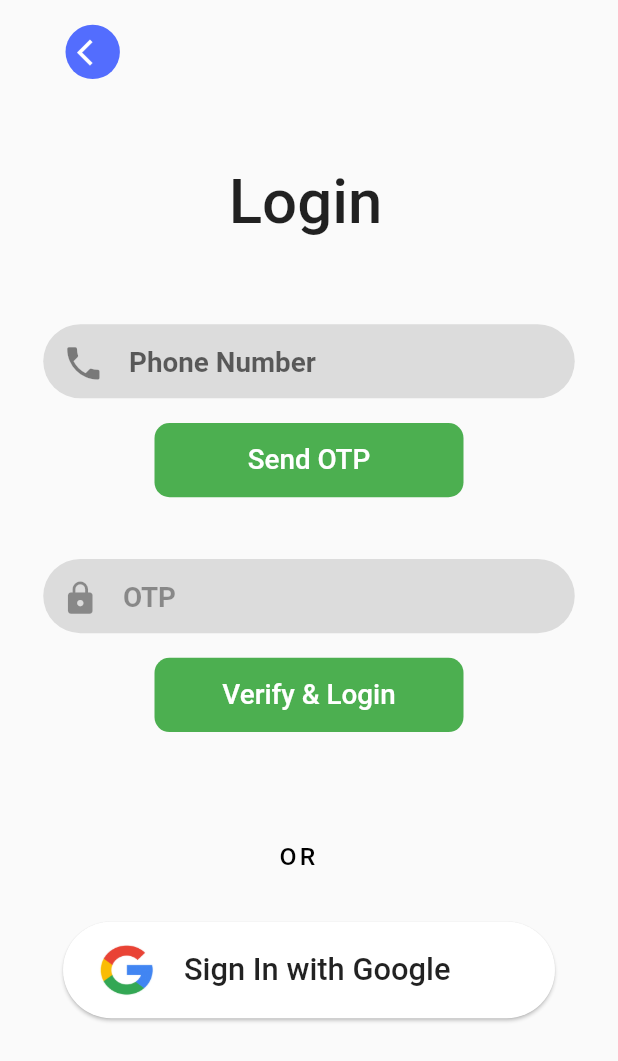
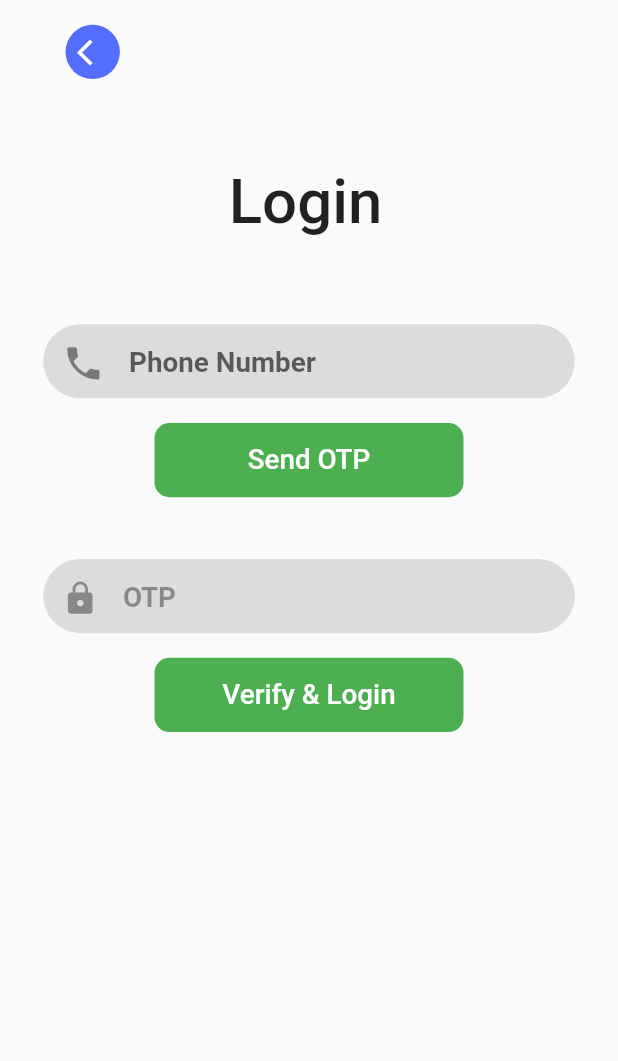
Before and after one commit to devanshhooda/fabo_example, a Flutter app: the PhoneNumber screen opened directly, after a tap on "Send OTP", after a tap on "Login.", on a phone screen of 412 x 824 dp. Shown: the top 1061 px of the screen. Run offline on Flutter 3.47's test engine with Material 2 defaults, Android fonts, the phone set to English and light mode, and no system bars; our stand-ins replace shared_preferences; accounts and stored records are empty; statements that could not run were skipped.

Commit message:
some quick fixes for layout

```diff
--- a/lib/main.dart
+++ b/lib/main.dart
@@ -49,7 +49,7 @@ class PrizeyCustomerApp extends StatelessWidget {
         debugShowCheckedModeBanner: false,
         theme: ThemeData(
           primarySwatch: Colors.indigo,
-          primaryColor: Colors.indigoAccent,
+          primaryColor: Colors.black,
         ),
         home: LoginCheck(),
       ),
--- a/lib/services/userSignUp.dart
+++ b/lib/services/userSignUp.dart
@@ -218,7 +218,6 @@ class UserAuth with ChangeNotifier {
   }
 
   String getCategoriesStatus, getProdeuctsStatus;
-  // String categoryId, productId;
   int noOfCategories;
 
   Future<List<CategoriesModel>> getCategories() async {
@@ -231,7 +230,6 @@ class UserAuth with ChangeNotifier {
       http.Response response =
           await http.get(categoryUrl, headers: <String, String>{
         'Authorization': 'jwt ' + token
-        // 'Authorization': 'jwt ' + _auth.token
       });
       var data = json.decode(response.body);
       List _categories;
@@ -263,7 +261,6 @@ class UserAuth with ChangeNotifier {
       http.Response response =
           await http.get(categoryUrl, headers: <String, String>{
         'Authorization': 'jwt ' + token
-        // 'Authorization': 'jwt ' + _auth.token
       });
       var data = json.decode(response.body);
       print(data);
--- a/lib/views/screens/loginPage.dart
+++ b/lib/views/screens/loginPage.dart
@@ -9,7 +9,7 @@ import 'numberSignUp.dart';
 TextStyle inputTextStyle = TextStyle(
     fontSize: SizeConfig.safeBlockHorizontal * 4.5,
     fontWeight: FontWeight.w600,
-    color: Colors.indigoAccent);
+    color: Colors.black);
 
 TextStyle hintStyle = TextStyle(fontSize: SizeConfig.safeBlockHorizontal * 4.5);
 
@@ -22,30 +22,28 @@ class _LoginPageState extends State<LoginPage> {
   TextEditingController _phNum = new TextEditingController();
   TextEditingController _otp = new TextEditingController();
 
-  // String errorMsg = "";
-
   Color phnClr = Colors.black12;
   Color passClr = Colors.black12;
   bool isOtpSent = false;
-  void phoneChangeColor(String input) {
-    setState(() {
-      if (input.isNotEmpty) {
-        phnClr = Colors.red[100];
-      } else {
-        phnClr = Colors.black12;
-      }
-    });
-  }
+  // void phoneChangeColor(String input) {
+  //   setState(() {
+  //     if (input.isNotEmpty) {
+  //       phnClr = Colors.red[100];
+  //     } else {
+  //       phnClr = Colors.black12;
+  //     }
+  //   });
+  // }
 
-  void passChangeColor(String input) {
-    setState(() {
-      if (input.isNotEmpty) {
-        passClr = Colors.red[100];
-      } else {
-        passClr = Colors.black12;
-      }
-    });
-  }
+  // void passChangeColor(String input) {
+  //   setState(() {
+  //     if (input.isNotEmpty) {
+  //       passClr = Colors.red[100];
+  //     } else {
+  //       passClr = Colors.black12;
+  //     }
+  //   });
+  // }
 
   @override
   Widget build(BuildContext context) {
@@ -116,10 +114,10 @@ class _LoginPageState extends State<LoginPage> {
                         size: SizeConfig.safeBlockVertical * 3.5,
                       ),
                     ),
-                    onChanged: (String phn) {
-                      phn = _phNum.text;
-                      phoneChangeColor(phn);
-                    },
+                    // onChanged: (String phn) {
+                    //   phn = _phNum.text;
+                    //   phoneChangeColor(phn);
+                    // },
                   )),
             ),
             SizedBox(
@@ -183,10 +181,10 @@ class _LoginPageState extends State<LoginPage> {
                       size: SizeConfig.safeBlockVertical * 3,
                     ),
                   ),
-                  onChanged: (String otp) {
-                    otp = _otp.text;
-                    passChangeColor(otp);
-                  },
+                  // onChanged: (String otp) {
+                  //   otp = _otp.text;
+                  //   passChangeColor(otp);
+                  // },
                 ),
               ),
             ),
@@ -245,63 +243,6 @@ class _LoginPageState extends State<LoginPage> {
                 style: TextStyle(color: Colors.red),
               ),
             ),
-            SizedBox(
-              height: SizeConfig.safeBlockVertical * 3,
-            ),
-            new Container(
-              padding:
-                  EdgeInsets.only(left: SizeConfig.safeBlockHorizontal * 45),
-              child: new Text(
-                'OR',
-                style: TextStyle(
-                    fontSize: SizeConfig.safeBlockHorizontal * 4,
-                    letterSpacing: 2,
-                    fontWeight: FontWeight.w500,
-                    color: Colors.black),
-              ),
-            ),
-            SizedBox(
-              height: SizeConfig.safeBlockVertical * 4,
-            ),
-            new Container(
-                height: SizeConfig.blockSizeVertical * 8,
-                padding: EdgeInsets.only(
-                    left: SizeConfig.safeBlockHorizontal * 10,
-                    right: SizeConfig.safeBlockHorizontal * 10),
-                decoration: BoxDecoration(
-                  borderRadius: BorderRadius.circular(40),
-                ),
-                child: new Card(
-                  margin: EdgeInsets.all(SizeConfig.safeBlockHorizontal * 0.2),
-                  shape: RoundedRectangleBorder(
-                      borderRadius: BorderRadius.circular(40)),
-                  child: new MaterialButton(
-                    padding: EdgeInsets.all(SizeConfig.safeBlockHorizontal * 3),
-                    onPressed: () => print('Google Sign In method'),
-                    child: new Row(
-                      children: <Widget>[
-                        new CircleAvatar(
-                          radius: 30,
-                          backgroundColor: Colors.white,
-                          child: new Image.asset(
-                            'assets/gLogo.png',
-                            height: SizeConfig.blockSizeVertical * 5,
-                            width: SizeConfig.blockSizeHorizontal * 13.5,
-                            fit: BoxFit.fill,
-                          ),
-                        ),
-                        Padding(
-                            padding: EdgeInsets.only(
-                                left: SizeConfig.safeBlockHorizontal * 2)),
-                        new Text(
-                          'Sign In with Google',
-                          style: TextStyle(
-                              fontSize: SizeConfig.safeBlockHorizontal * 5),
-                        )
-                      ],
-                    ),
-                  ),
-                )),
           ],
         ),
       ),
--- a/lib/views/screens/numberSignUp.dart
+++ b/lib/views/screens/numberSignUp.dart
@@ -17,15 +17,15 @@ class _PhoneNumberState extends State<PhoneNumber> {
       fontSize: SizeConfig.safeBlockHorizontal * 4, color: Colors.blue);
   Color nmbrClr = Colors.black12;
 
-  void changePhoneNumberColor(String input) {
-    setState(() {
-      if (input.isNotEmpty) {
-        nmbrClr = Colors.red[100];
-      } else {
-        nmbrClr = Colors.black12;
-      }
-    });
-  }
+  // void changePhoneNumberColor(String input) {
+  //   setState(() {
+  //     if (input.isNotEmpty) {
+  //       nmbrClr = Colors.red[100];
+  //     } else {
+  //       nmbrClr = Colors.black12;
+  //     }
+  //   });
+  // }
 
   // void detectError() {
   //   setState(() {
@@ -126,10 +126,10 @@ class _PhoneNumberState extends State<PhoneNumber> {
                               Icons.phone,
                               size: SizeConfig.safeBlockVertical * 3,
                             )),
-                        onChanged: (String nmbr) {
-                          nmbr = _number.text;
-                          changePhoneNumberColor(nmbr);
-                        },
+                        // onChanged: (String nmbr) {
+                        //   nmbr = _number.text;
+                        //   changePhoneNumberColor(nmbr);
+                        // },
                       ),
                     )),
                 SizedBox(
@@ -178,62 +178,6 @@ class _PhoneNumberState extends State<PhoneNumber> {
                 SizedBox(
                   height: SizeConfig.safeBlockVertical * 2,
                 ),
-                new Container(
-                  padding: EdgeInsets.only(
-                      left: SizeConfig.safeBlockHorizontal * 45),
-                  child: new Text(
-                    'OR',
-                    style: TextStyle(
-                        fontSize: SizeConfig.safeBlockHorizontal * 4,
-                        letterSpacing: 2,
-                        fontWeight: FontWeight.w500,
-                        color: Colors.black),
-                  ),
-                ),
-                SizedBox(
-                  height: SizeConfig.safeBlockVertical * 2,
-                ),
-                new Container(
-                    height: SizeConfig.blockSizeVertical * 8,
-                    padding: EdgeInsets.only(
-                        left: SizeConfig.safeBlockHorizontal * 10,
-                        right: SizeConfig.safeBlockHorizontal * 10),
-                    decoration: BoxDecoration(
-                      borderRadius: BorderRadius.circular(40),
-                    ),
-                    child: new Card(
-                      margin:
-                          EdgeInsets.all(SizeConfig.safeBlockHorizontal * 0.2),
-                      shape: RoundedRectangleBorder(
-                          borderRadius: BorderRadius.circular(40)),
-                      child: new MaterialButton(
-                        padding:
-                            EdgeInsets.all(SizeConfig.safeBlockHorizontal * 3),
-                        onPressed: () => print('Google Sign In method'),
-                        child: new Row(
-                          children: <Widget>[
-                            new CircleAvatar(
-                              radius: 30,
-                              backgroundColor: Colors.white,
-                              child: new Image.asset(
-                                'assets/gLogo.png',
-                                height: SizeConfig.blockSizeVertical * 5,
-                                width: SizeConfig.blockSizeHorizontal * 13.5,
-                                fit: BoxFit.fill,
-                              ),
-                            ),
-                            Padding(
-                                padding: EdgeInsets.only(
-                                    left: SizeConfig.safeBlockHorizontal * 2)),
-                            new Text(
-                              'Sign In with Google',
-                              style: TextStyle(
-                                  fontSize: SizeConfig.safeBlockHorizontal * 5),
-                            )
-                          ],
-                        ),
-                      ),
-                    )),
                 new Container(
                   padding: EdgeInsets.only(
                     top: SizeConfig.safeBlockVertical * 4,
--- a/pubspec.yaml
+++ b/pubspec.yaml
@@ -46,8 +46,6 @@ flutter:
   # To add assets to your application, add an assets section, like this:
   assets:
    - assets/cris.jpeg
-   - assets/gLogo.png
-  #  - images/a_dot_ham.jpeg
 
   # An image asset can refer to one or more resolution-specific "variants", see
   # https://flutter.dev/assets-and-images/#resolution-aware.
```
Also changed, not shown: lib/views/screens/enterDetails.dart (+26 -26 lines), lib/views/screens/homePage.dart (+0 -14 lines), lib/views/screens/signUpOtp.dart (+13 -13 lines).
